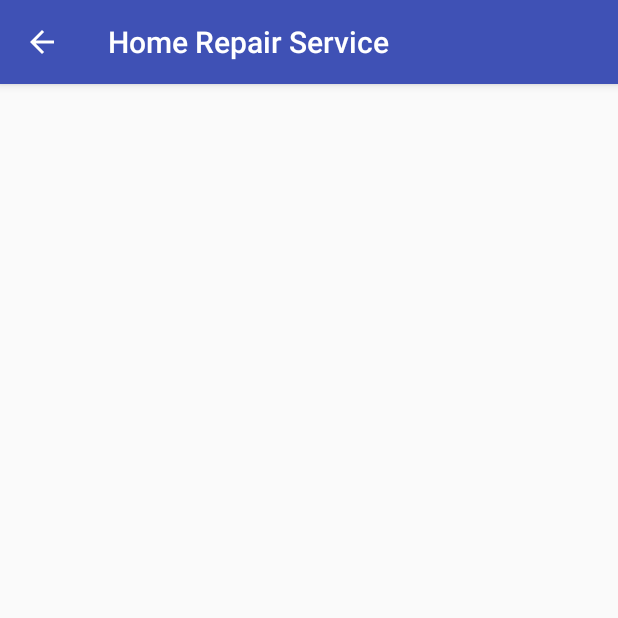
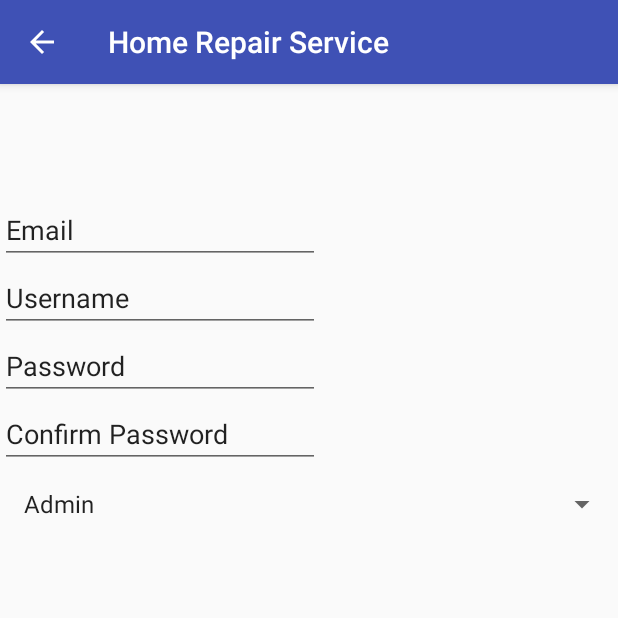
Before and after one commit to mjsannan/Home-Repair-Service, an Android app: the DisplayMessageActivity screen opened directly, with no data from a screen before it, on a phone screen of 412 x 824 dp, the top half of it. Run offline under Robolectric (Android 15) with nearby library versions, the phone set to English and light mode, and no system bars.

Commit message:
added dropdown menu with android spinner object

```diff
--- a/app/src/main/java/com/example/maryjoe/homerepairservice/DisplayMessageActivity.java
+++ b/app/src/main/java/com/example/maryjoe/homerepairservice/DisplayMessageActivity.java
@@ -3,6 +3,8 @@ package com.example.maryjoe.homerepairservice;
 import android.content.Intent;
 import android.support.v7.app.AppCompatActivity;
 import android.os.Bundle;
+import android.widget.ArrayAdapter;
+import android.widget.Spinner;
 import android.widget.TextView;
 
 public class DisplayMessageActivity extends AppCompatActivity {
@@ -17,6 +19,16 @@ public class DisplayMessageActivity extends AppCompatActivity {
         String message = intent.getStringExtra(MainActivity.EXTRA_MESSAGE);
 
         // Capture the layout's TextView and set the string as its text
-        TextView textView = findViewById(R.id.textView3);
-        textView.setText(message);}
+        TextView textView = findViewById(R.id.signUp);
+        textView.setText(message);
+
+        Spinner accountChoice = (Spinner) findViewById(R.id.dropdownMenu);
+
+        ArrayAdapter<String> chooseAccountType= new ArrayAdapter<String>(DisplayMessageActivity.this,android.R.layout.simple_list_item_1,
+                getResources().getStringArray(R.array.accountTypes));
+        chooseAccountType.setDropDownViewResource(android.R.layout.simple_spinner_dropdown_item);
+        accountChoice.setAdapter(chooseAccountType);
+    }
+
+
 }
--- a/app/src/main/res/layout/activity_display_message.xml
+++ b/app/src/main/res/layout/activity_display_message.xml
@@ -7,7 +7,7 @@
     tools:context=".DisplayMessageActivity">
 
     <TextView
-        android:id="@+id/textView3"
+        android:id="@+id/signUp"
         android:layout_width="120dp"
         android:layout_height="51dp"
         android:layout_marginTop="32dp"
@@ -16,4 +16,59 @@
         app:layout_constraintEnd_toEndOf="parent"
         app:layout_constraintStart_toStartOf="parent"
         app:layout_constraintTop_toTopOf="parent" />
+
+    <EditText
+        android:id="@+id/nameTextField"
+        android:layout_width="wrap_content"
+        android:layout_height="wrap_content"
+        android:layout_marginTop="80dp"
+        android:ems="10"
+        android:inputType="textPersonName"
+        android:text="Name"
+        app:layout_constraintBottom_toBottomOf="@+id/signUp"
+        app:layout_constraintTop_toTopOf="@+id/signUp" />
+
+    <EditText
+        android:id="@+id/emailTextField"
+        android:layout_width="wrap_content"
+        android:layout_height="wrap_content"
+        android:ems="10"
+        android:inputType="textPersonName"
+        android:text="Email"
+        app:layout_constraintTop_toBottomOf="@+id/nameTextField"
+        />
+
+    <EditText
+        android:id="@+id/usernameTextField"
+        android:layout_width="wrap_content"
+        android:layout_height="wrap_content"
+        android:ems="10"
+        android:inputType="textPersonName"
+        android:text="Username"
+        app:layout_constraintTop_toBottomOf="@+id/emailTextField"/>
+
+    <EditText
+        android:id="@+id/passwordTextField"
+        android:layout_width="wrap_content"
+        android:layout_height="wrap_content"
+        android:ems="10"
+        android:inputType="textPersonName"
+        android:text="Password"
+        app:layout_constraintTop_toBottomOf="@+id/usernameTextField"/>
+
+    <EditText
+        android:id="@+id/confirmPassTextField"
+        android:layout_width="wrap_content"
+        android:layout_height="wrap_content"
+        android:ems="10"
+        android:inputType="textPersonName"
+        android:text="Confirm Password"
+        app:layout_constraintTop_toBottomOf="@+id/passwordTextField" />
+
+    <Spinner
+        android:id="@+id/dropdownMenu"
+        android:layout_width="fill_parent"
+        android:layout_height="wrap_content"
+        app:layout_constraintTop_toBottomOf="@+id/confirmPassTextField" />
+
 </android.support.constraint.ConstraintLayout>
--- a/app/src/main/res/values/strings.xml
+++ b/app/src/main/res/values/strings.xml
@@ -1,3 +1,9 @@
 <resources>
     <string name="app_name">Home Repair Service</string>
+
+    <string-array name="accountTypes">
+        <item>Admin</item>
+        <item>Homeowner</item>
+        <item>Service Provider</item>
+    </string-array>
 </resources>
```
